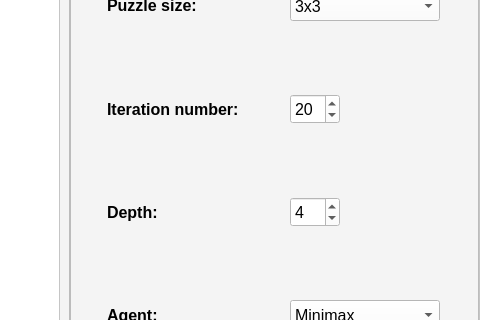
The window that projekat1_puzzle/Slagalica.ui (draganagrbic998/ori) describes before a commit, drawn with Qt 5; both pictures show x 544 to 1024 and y 187 to 507 of the 1024 by 720 pixel window.
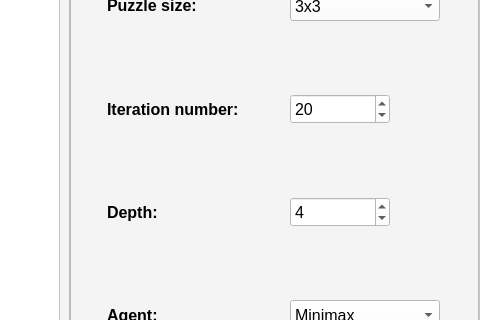
The same window after the commit. The open tabs and pages were chosen to show the change.

What changed in the file:
```diff
--- a/projekat1_puzzle/Slagalica.ui
+++ b/projekat1_puzzle/Slagalica.ui
@@ -11,7 +11,7 @@
    </rect>
   </property>
   <property name="sizePolicy">
-   <sizepolicy hsizetype="Minimum" vsizetype="Minimum">
+   <sizepolicy hsizetype="Expanding" vsizetype="Expanding">
     <horstretch>0</horstretch>
     <verstretch>0</verstretch>
    </sizepolicy>
@@ -548,13 +548,13 @@
                 </property>
                 <property name="minimumSize">
                  <size>
-                  <width>50</width>
+                  <width>100</width>
                   <height>30</height>
                  </size>
                 </property>
                 <property name="maximumSize">
                  <size>
-                  <width>50</width>
+                  <width>100</width>
                   <height>30</height>
                  </size>
                 </property>
@@ -572,7 +572,7 @@
                  <number>10</number>
                 </property>
                 <property name="maximum">
-                 <number>100</number>
+                 <number>1000</number>
                 </property>
                 <property name="value">
                  <number>20</number>
@@ -617,13 +617,13 @@
                 </property>
                 <property name="minimumSize">
                  <size>
-                  <width>50</width>
+                  <width>100</width>
                   <height>30</height>
                  </size>
                 </property>
                 <property name="maximumSize">
                  <size>
-                  <width>50</width>
+                  <width>100</width>
                   <height>30</height>
                  </size>
                 </property>
```
Left out of the diff: 14 changed lines with no effect on the pictures.
